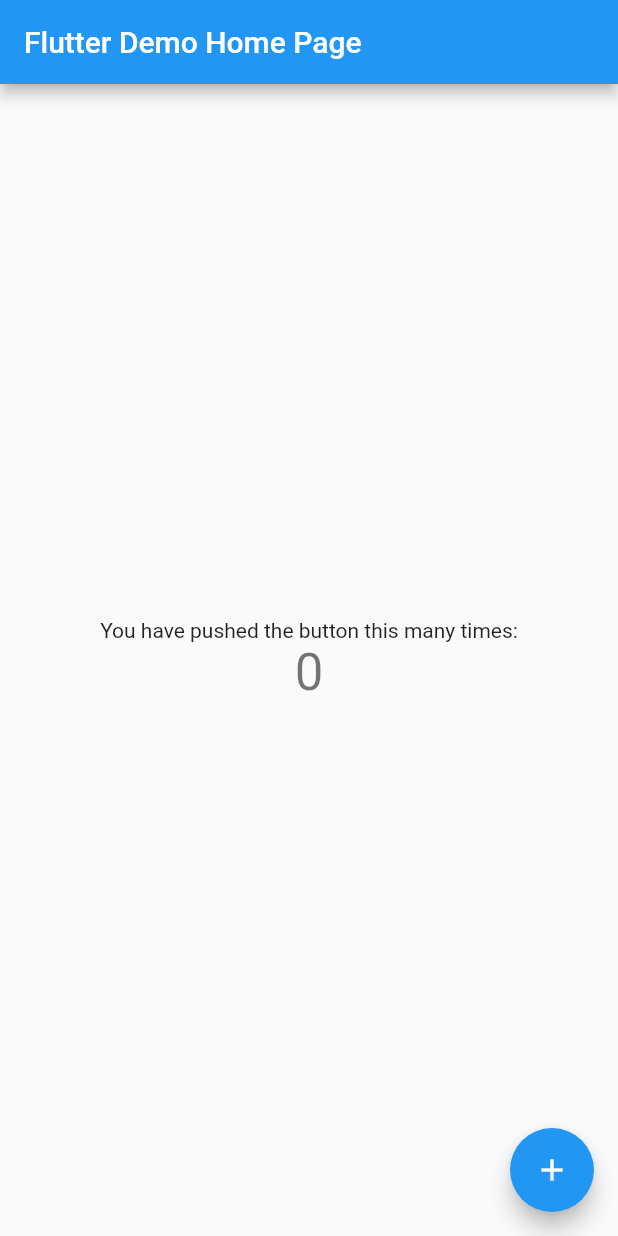
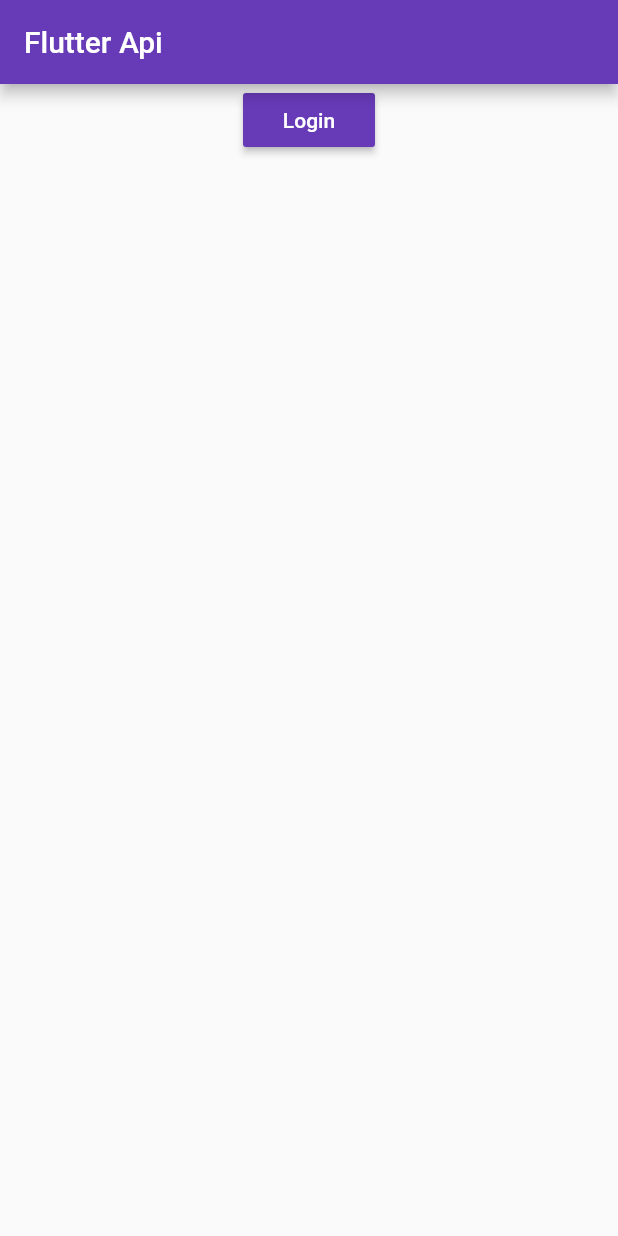
Before and after one commit to YadavAnkitRama/flutter_php_api, a Flutter app: the screen it shows after launch, on a phone screen of 412 x 824 dp. Run offline on Flutter 3.47's test engine with Material 2 defaults, Android fonts, the phone set to English and light mode, and no system bars.

Commit message:
Login Page with PHP api Created

```diff
--- a/lib/main.dart
+++ b/lib/main.dart
@@ -1,4 +1,7 @@
 import 'package:flutter/material.dart';
+import 'package:flutter_php_api/views/home.dart';
+import 'package:flutter_php_api/views/index.dart';
+import 'package:flutter_php_api/views/login.dart';
 
 void main() {
   runApp(MyApp());
@@ -9,109 +12,13 @@ class MyApp extends StatelessWidget {
   @override
   Widget build(BuildContext context) {
     return MaterialApp(
-      title: 'Flutter Demo',
-      theme: ThemeData(
-        // This is the theme of your application.
-        //
-        // Try running your application with "flutter run". You'll see the
-        // application has a blue toolbar. Then, without quitting the app, try
-        // changing the primarySwatch below to Colors.green and then invoke
-        // "hot reload" (press "r" in the console where you ran "flutter run",
-        // or simply save your changes to "hot reload" in a Flutter IDE).
-        // Notice that the counter didn't reset back to zero; the application
-        // is not restarted.
-        primarySwatch: Colors.blue,
-        // This makes the visual density adapt to the platform that you run
-        // the app on. For desktop platforms, the controls will be smaller and
-        // closer together (more dense) than on mobile platforms.
-        visualDensity: VisualDensity.adaptivePlatformDensity,
-      ),
-      home: MyHomePage(title: 'Flutter Demo Home Page'),
+      title: 'Flutter Api',
+      initialRoute: '/',
+      routes: {
+      '/': (context) => Home(),
+      '/login': (context) => Login(),
+      '/index': (context) => Index(),
+    },
     );
   }
 }
-
-class MyHomePage extends StatefulWidget {
-  MyHomePage({Key key, this.title}) : super(key: key);
-
-  // This widget is the home page of your application. It is stateful, meaning
-  // that it has a State object (defined below) that contains fields that affect
-  // how it looks.
-
-  // This class is the configuration for the state. It holds the values (in this
-  // case the title) provided by the parent (in this case the App widget) and
-  // used by the build method of the State. Fields in a Widget subclass are
-  // always marked "final".
-
-  final String title;
-
-  @override
-  _MyHomePageState createState() => _MyHomePageState();
-}
-
-class _MyHomePageState extends State<MyHomePage> {
-  int _counter = 0;
-
-  void _incrementCounter() {
-    setState(() {
-      // This call to setState tells the Flutter framework that something has
-      // changed in this State, which causes it to rerun the build method below
-      // so that the display can reflect the updated values. If we changed
-      // _counter without calling setState(), then the build method would not be
-      // called again, and so nothing would appear to happen.
-      _counter++;
-    });
-  }
-
-  @override
-  Widget build(BuildContext context) {
-    // This method is rerun every time setState is called, for instance as done
-    // by the _incrementCounter method above.
-    //
-    // The Flutter framework has been optimized to make rerunning build methods
-    // fast, so that you can just rebuild anything that needs updating rather
-    // than having to individually change instances of widgets.
-    return Scaffold(
-      appBar: AppBar(
-        // Here we take the value from the MyHomePage object that was created by
-        // the App.build method, and use it to set our appbar title.
-        title: Text(widget.title),
-      ),
-      body: Center(
-        // Center is a layout widget. It takes a single child and positions it
-        // in the middle of the parent.
-        child: Column(
-          // Column is also a layout widget. It takes a list of children and
-          // arranges them vertically. By default, it sizes itself to fit its
-          // children horizontally, and tries to be as tall as its parent.
-          //
-          // Invoke "debug painting" (press "p" in the console, choose the
-          // "Toggle Debug Paint" action from the Flutter Inspector in Android
-          // Studio, or the "Toggle Debug Paint" command in Visual Studio Code)
-          // to see the wireframe for each widget.
-          //
-          // Column has various properties to control how it sizes itself and
-          // how it positions its children. Here we use mainAxisAlignment to
-          // center the children vertically; the main axis here is the vertical
-          // axis because Columns are vertical (the cross axis would be
-          // horizontal).
-          mainAxisAlignment: MainAxisAlignment.center,
-          children: <Widget>[
-            Text(
-              'You have pushed the button this many times:',
-            ),
-            Text(
-              '$_counter',
-              style: Theme.of(context).textTheme.headline4,
-            ),
-          ],
-        ),
-      ),
-      floatingActionButton: FloatingActionButton(
-        onPressed: _incrementCounter,
-        tooltip: 'Increment',
-        child: Icon(Icons.add),
-      ), // This trailing comma makes auto-formatting nicer for build methods.
-    );
-  }
-}
--- /dev/null
+++ b/lib/views/home.dart
@@ -0,0 +1,36 @@
+import 'package:flutter/material.dart';
+
+class Home extends StatefulWidget {
+  @override
+  _HomeState createState() => _HomeState();
+}
+
+class _HomeState extends State<Home> {
+  @override
+  Widget build(BuildContext context) {
+    return Scaffold(
+      appBar: AppBar(
+        backgroundColor: Colors.deepPurple,
+        title: Text('Flutter Api'),
+      ),
+      body: Center(
+          child: Container(
+            child: Column(
+              children: [
+                RaisedButton(
+                color: Colors.deepPurple,
+                child: Text(
+                  'Login',
+                  style: TextStyle(color: Colors.white),
+                ),
+                onPressed: () {
+                  Navigator.pushNamed(context, '/login');
+                }),
+
+          ],
+
+        ),
+      )),
+    );
+  }
+}
--- a/pubspec.yaml
+++ b/pubspec.yaml
@@ -28,6 +28,7 @@ dependencies:
   # The following adds the Cupertino Icons font to your application.
   # Use with the CupertinoIcons class for iOS style icons.
   cupertino_icons: ^0.1.3
+  http: ^0.12.1
 
 dev_dependencies:
   flutter_test:
```
Also changed, not shown: lib/services/api.dart (added, +13 -0 lines), lib/views/index.dart (added, +20 -0 lines), lib/views/login.dart (added, +129 -0 lines), pubspec.lock.
